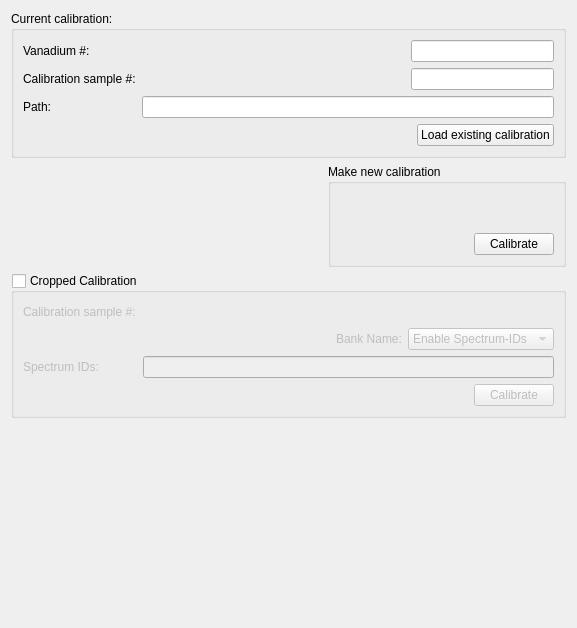
This is MantidQt/CustomInterfaces/inc/MantidQtCustomInterfaces/EnggDiffraction/EnggDiffractionQtTabCalib.ui in mantidproject/mantid as Qt 5 draws it before an edit. The edited form follows.
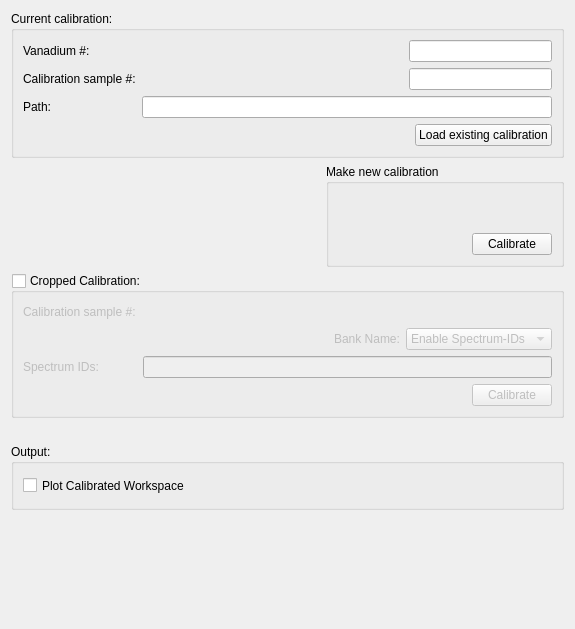
This is the edited form. Custom widgets are drawn as their Qt base class.

Commit message:
creates a checkbox and fixes other properties
refs #13377

```diff
--- a/MantidQt/CustomInterfaces/inc/MantidQtCustomInterfaces/EnggDiffraction/EnggDiffractionQtTabCalib.ui
+++ b/MantidQt/CustomInterfaces/inc/MantidQtCustomInterfaces/EnggDiffraction/EnggDiffractionQtTabCalib.ui
@@ -6,8 +6,8 @@
    <rect>
     <x>0</x>
     <y>0</y>
-    <width>577</width>
-    <height>628</height>
+    <width>575</width>
+    <height>629</height>
    </rect>
   </property>
   <property name="windowTitle">
@@ -212,7 +212,7 @@
       <bool>true</bool>
      </property>
      <property name="title">
-      <string>Cropped Calibration </string>
+      <string>Cropped Calibration:</string>
      </property>
      <property name="checkable">
       <bool>true</bool>
@@ -371,6 +371,60 @@
      </layout>
     </widget>
    </item>
+   <item>
+    <spacer name="horizontalSpacer_21">
+     <property name="orientation">
+      <enum>Qt::Horizontal</enum>
+     </property>
+     <property name="sizeHint" stdset="0">
+      <size>
+       <width>554</width>
+       <height>20</height>
+      </size>
+     </property>
+    </spacer>
+   </item>
+   <item>
+    <widget class="QGroupBox" name="groupBox_output_calib">
+     <property name="title">
+      <string>Output:</string>
+     </property>
+     <layout class="QGridLayout" name="gridLayout_3">
+      <item row="0" column="0">
+       <widget class="QCheckBox" name="checkBox_PlotData_Calib">
+        <property name="sizePolicy">
+         <sizepolicy hsizetype="Minimum" vsizetype="Preferred">
+          <horstretch>0</horstretch>
+          <verstretch>0</verstretch>
+         </sizepolicy>
+        </property>
+        <property name="minimumSize">
+         <size>
+          <width>0</width>
+          <height>25</height>
+         </size>
+        </property>
+        <property name="text">
+         <string>Plot Calibrated Workspace</string>
+        </property>
+       </widget>
+      </item>
+     </layout>
+    </widget>
+   </item>
+   <item>
+    <spacer name="horizontalSpacer_20">
+     <property name="orientation">
+      <enum>Qt::Horizontal</enum>
+     </property>
+     <property name="sizeHint" stdset="0">
+      <size>
+       <width>554</width>
+       <height>20</height>
+      </size>
+     </property>
+    </spacer>
+   </item>
    <item>
     <spacer name="verticalSpacer">
      <property name="orientation">
```
